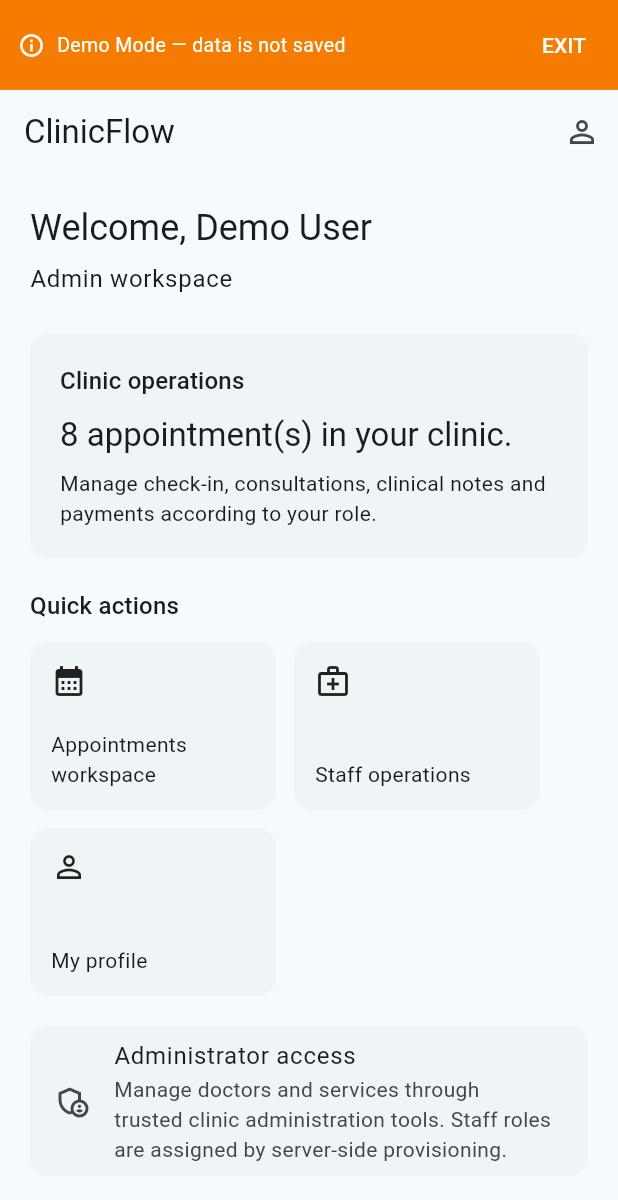
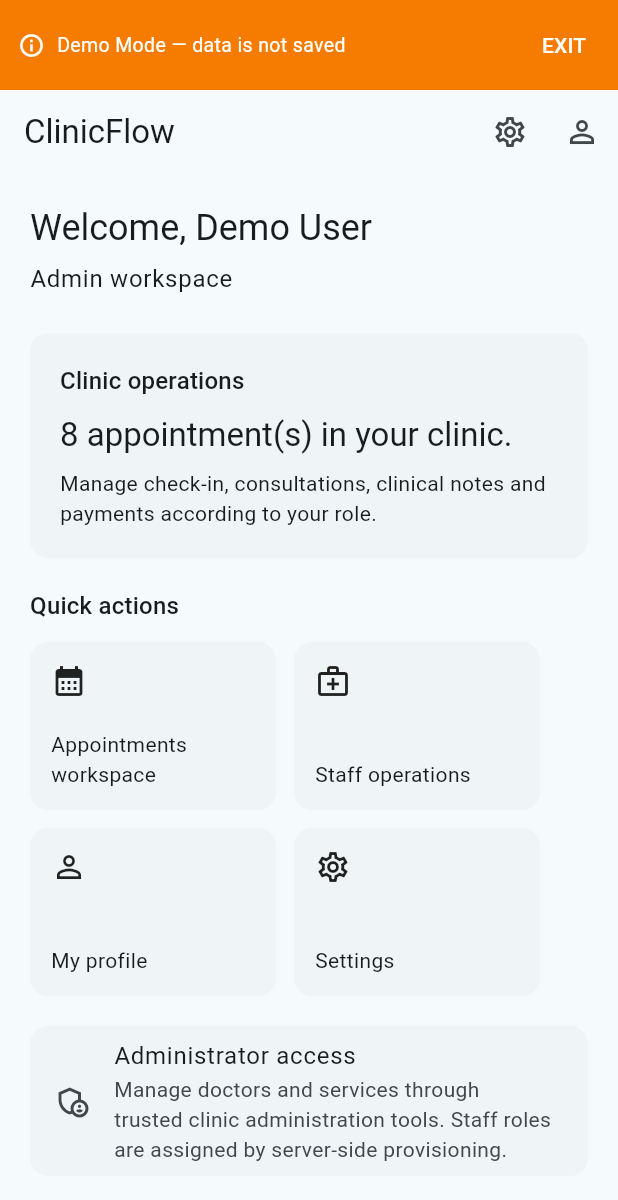
Before and after one commit to 3bdalla3adil/clinicflow, a Flutter app: the screen it shows after launch, after a tap on "Forgot password?", after a tap on "Sign In", after a tap on "Try Demo — no account needed", on a phone screen of 412 x 824 dp. Shown: the top 1200 px of the screen. Run offline on Flutter 3.47's test engine with Material 3 defaults, Android fonts, the phone set to English and light mode, and no system bars; our stand-ins replace cloud_firestore, cloud_functions, firebase_auth, firebase_core, flutter_riverpod, go_router and 1 more; accounts and stored records are empty; network calls fail.

Commit message:
feat(settings): add settings shortcuts to dashboard

```diff
--- a/lib/features/home/dashboard_page.dart
+++ b/lib/features/home/dashboard_page.dart
@@ -25,17 +25,15 @@ class DashboardPage extends ConsumerWidget {
       if (!isPatient)
         _DashboardAction('Staff operations', Icons.medical_services_outlined, () => context.push('/staff')),
       _DashboardAction('My profile', Icons.person_outline, () => context.push('/profile')),
+      _DashboardAction('Settings', Icons.settings_outlined, () => context.push('/settings')),
     ];
 
     return Scaffold(
       appBar: AppBar(
         title: const Text('ClinicFlow'),
         actions: [
-          IconButton(
-            tooltip: 'Profile',
-            onPressed: () => context.push('/profile'),
-            icon: const Icon(Icons.person_outline),
-          ),
+          IconButton(tooltip: 'Settings', onPressed: () => context.push('/settings'), icon: const Icon(Icons.settings_outlined)),
+          IconButton(tooltip: 'Profile', onPressed: () => context.push('/profile'), icon: const Icon(Icons.person_outline)),
         ],
       ),
       body: ListView(
```
